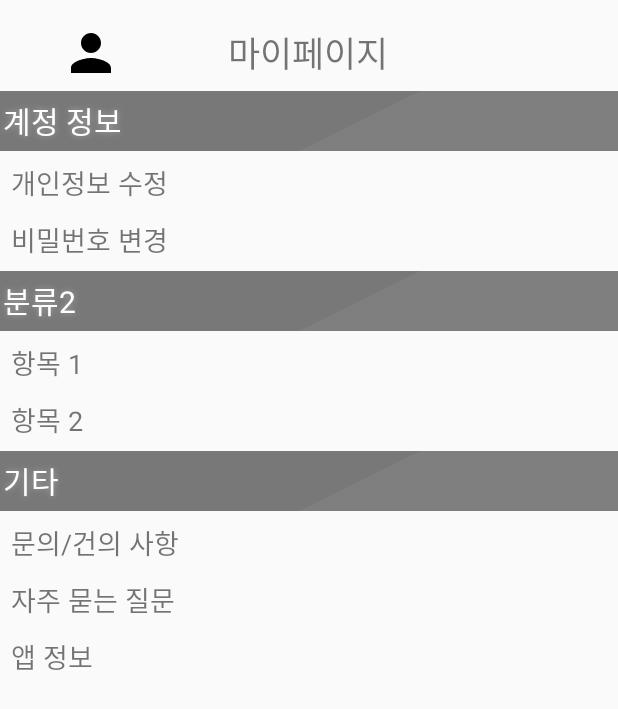
After one commit to NamGungGeon/CSE_InfoApp, an Android app: the MypageActivity screen opened directly, with no data from a screen before it, on a phone screen of 412 x 824 dp. The commit adds this screen. Shown: the top 709 px of the screen. Run offline under Robolectric (Android 15) with nearby library versions, the phone set to English and light mode, and no system bars.

Commit message:
add Mypage Activity and show app information function

```diff
--- a/app/src/main/AndroidManifest.xml
+++ b/app/src/main/AndroidManifest.xml
@@ -16,6 +16,12 @@
             </intent-filter>
         </activity>
         <activity android:name=".MainActivity"></activity>
+        <activity android:name=".MypageActivity"></activity>
+
+        <activity android:name="com.example.denky.greattimetable.AppInformation"
+            android:theme="@style/Theme.AppCompat.Dialog"></activity>
+            <!--android:theme="@style/Theme.AppCompat.Dialog"-->
+
     </application>
 
 </manifest>
--- /dev/null
+++ b/app/src/main/java/com/example/denky/greattimetable/AppInformation.java
@@ -0,0 +1,39 @@
+package com.example.denky.greattimetable;
+
+import android.os.Bundle;
+import android.support.v7.app.AppCompatActivity;
+import android.widget.TextView;
+
+/**
+ * Created by Windows10 on 2017-03-16.
+ */
+
+public class AppInformation extends AppCompatActivity {
+    protected void onCreate(Bundle savedInstance){
+        super.onCreate(savedInstance);
+        setContentView(R.layout.app_information);
+
+        //show application information
+        TextView temp=(TextView)findViewById(R.id.appVerision);
+        temp.setText("앱 버전: "+AppInfo.appVersion);
+
+        temp=(TextView)findViewById(R.id.lastUpdate);
+        temp.setText("마지막 업데이트일: "+AppInfo.lastUpdate);
+
+        temp=(TextView)findViewById(R.id.developerInfo);
+        temp.setText("개발자 정보: "+AppInfo.developerInfo);
+
+    }
+}
+
+//When this app is updated, you must change the value in this class.
+class AppInfo {
+    //This class is never instantiation
+    private AppInfo(){}
+
+    //Using private and getter/setter is better for stable structure,
+    //but that is require so much resource, so we select 'final' and 'static'
+    static final String appVersion="1.0.0";
+    static final String lastUpdate="2017-03-16";
+    static final String developerInfo="컴공찐-따 3인방";
+}
--- a/app/src/main/java/com/example/denky/greattimetable/MainActivity.java
+++ b/app/src/main/java/com/example/denky/greattimetable/MainActivity.java
@@ -1,11 +1,12 @@
 package com.example.denky.greattimetable;
 
-import android.graphics.Bitmap;
+import android.content.Intent;
 import android.os.Bundle;
 import android.os.Handler;
 import android.os.Message;
 import android.support.v4.view.ViewPager;
 import android.support.v7.app.AppCompatActivity;
+import android.view.View;
 
 /**
  * Created by denky on 2017-03-05.
@@ -72,4 +73,16 @@ public class MainActivity extends AppCompatActivity {
         };
         thread.start();
     }
+
+
+    //All Listener Methods are not defined perfectly yet.
+    public void clickedMypageBtn(View v){
+        Intent openMypage=new Intent(getApplicationContext(),MypageActivity.class);
+        startActivity(openMypage);
+    }
+
+    public void clickedHomepage(View v){
+    }
+
+
 }
--- /dev/null
+++ b/app/src/main/java/com/example/denky/greattimetable/MypageActivity.java
@@ -0,0 +1,29 @@
+package com.example.denky.greattimetable;
+
+import android.content.Intent;
+import android.os.Bundle;
+import android.support.v7.app.AppCompatActivity;
+import android.view.View;
+import android.widget.TextView;
+
+
+/**
+ * Created by Windows10 on 2017-03-16.
+ */
+
+public class MypageActivity extends AppCompatActivity {
+    protected void onCreate(Bundle savedInstanceState) {
+        super.onCreate(savedInstanceState);
+        setContentView(R.layout.activitiy_mypage);
+
+        TextView appInfo=(TextView)findViewById(R.id.appinfo);
+        appInfo.setOnClickListener(new View.OnClickListener() {
+            @Override
+            public void onClick(View view) {
+                Intent openAppInfo=new Intent(getApplicationContext(),com.example.denky.greattimetable.AppInformation.class);
+                startActivity(openAppInfo);
+            }
+        });
+    }
+
+}
--- /dev/null
+++ b/app/src/main/res/layout/activitiy_mypage.xml
@@ -0,0 +1,141 @@
+<?xml version="1.0" encoding="utf-8"?>
+<LinearLayout xmlns:android="http://schemas.android.com/apk/res/android"
+    android:orientation="vertical"
+    android:layout_width="match_parent"
+    android:layout_height="match_parent">
+    <LinearLayout
+        android:layout_width="match_parent"
+        android:layout_height="wrap_content"
+        android:layout_marginTop="15dp"
+        android:layout_marginBottom="5dp"
+        android:gravity="center"
+        >
+        <ImageView
+            android:layout_width="40dp"
+            android:layout_height="40dp"
+            android:background="@drawable/profile"
+            android:layout_marginLeft="10dp"
+            />
+        <TextView
+            android:layout_width="250dp"
+            android:layout_height="wrap_content"
+            android:text="마이페이지"
+            android:textSize = "23dp"
+            android:textAlignment="center"
+
+            />
+        <Button
+            android:layout_width="40dp"
+            android:layout_height="40dp"
+            android:visibility="invisible"
+            android:background="@drawable/search"
+            android:layout_marginRight="10dp"
+            />
+
+    </LinearLayout>
+
+    <TextView
+        android:layout_width="match_parent"
+        android:layout_height="40dp"
+        android:background="@drawable/title_t"
+        android:text="계정 정보"
+        android:gravity="center_vertical"
+        android:shadowColor="#A8A8A8"
+        android:shadowDx="0"
+        android:shadowDy="0"
+        android:shadowRadius="5"
+        android:textColor="#ffffff"
+        android:textSize="20dip"
+        android:paddingLeft="2dp"/>
+    <LinearLayout
+        android:layout_width="match_parent"
+        android:layout_height="wrap_content"
+        android:orientation="vertical"
+        android:padding="2dp">
+        <TextView
+            android:layout_width="match_parent"
+            android:layout_height="wrap_content"
+            android:text="개인정보 수정"
+            android:id="@+id/changePrivateInfo"
+            android:textSize="18dp"
+            android:layout_margin= "5dp"/>
+        <TextView
+            android:layout_width="match_parent"
+            android:layout_height="wrap_content"
+            android:text="비밀번호 변경"
+            android:id="@+id/changePassword"
+            android:textSize="18dp"
+            android:layout_margin="5dp"/>
+    </LinearLayout>
+
+    <TextView
+        android:layout_width="match_parent"
+        android:layout_height="40dp"
+        android:background="@drawable/title_t"
+        android:text="분류2"
+        android:gravity="center_vertical"
+        android:shadowColor="#A8A8A8"
+        android:shadowDx="0"
+        android:shadowDy="0"
+        android:shadowRadius="5"
+        android:textColor="#ffffff"
+        android:textSize="20dip"
+        android:paddingLeft="2dp"/>
+    <LinearLayout
+        android:layout_width="match_parent"
+        android:layout_height="wrap_content"
+        android:orientation="vertical"
+        android:padding="2dp">
+        <TextView
+            android:layout_width="match_parent"
+            android:layout_height="wrap_content"
+            android:text="항목 1"
+            android:textSize="18dp"
+            android:layout_margin="5dp"/>
+        <TextView
+            android:layout_width="match_parent"
+            android:layout_height="wrap_content"
+            android:text="항목 2"
+            android:textSize="18dp"
+            android:layout_margin="5dp"/>
+    </LinearLayout>
+
+    <TextView
+        android:layout_width="match_parent"
+        android:layout_height="40dp"
+        android:background="@drawable/title_t"
+        android:text="기타"
+        android:gravity="center_vertical"
+        android:shadowColor="#A8A8A8"
+        android:shadowDx="0"
+        android:shadowDy="0"
+        android:shadowRadius="5"
+        android:textColor="#ffffff"
+        android:textSize="20dip"
+        android:paddingLeft="2dp"/>
+    <LinearLayout
+        android:layout_width="match_parent"
+        android:layout_height="wrap_content"
+        android:orientation="vertical"
+        android:padding="2dp">
+        <TextView
+            android:layout_width="match_parent"
+            android:layout_height="wrap_content"
+            android:text="문의/건의 사항"
+            android:textSize="18dp"
+            android:layout_margin="5dp"/>
+        <TextView
+            android:layout_width="match_parent"
+            android:layout_height="wrap_content"
+            android:text="자주 묻는 질문"
+            android:textSize="18dp"
+            android:layout_margin="5dp"/>
+        <TextView
+            android:layout_width="match_parent"
+            android:layout_height="wrap_content"
+            android:text="앱 정보"
+            android:textSize="18dp"
+            android:layout_margin="5dp"
+            android:id="@+id/appinfo"/>
+    </LinearLayout>
+</LinearLayout>
--- a/app/src/main/res/layout/activity_main.xml
+++ b/app/src/main/res/layout/activity_main.xml
@@ -1,9 +1,11 @@
 <?xml version="1.0" encoding="utf-8"?>
+
 <LinearLayout xmlns:android="http://schemas.android.com/apk/res/android"
     android:orientation="vertical"
     android:layout_width="match_parent"
     android:layout_height="match_parent"
     android:background="#FFFFFF">
+
     <LinearLayout
         android:layout_width="match_parent"
         android:layout_height="wrap_content"
@@ -13,7 +15,6 @@
             android:layout_width="match_parent"
             android:layout_height="wrap_content"
             android:layout_marginTop="15dp"
-
             android:layout_marginBottom="5dp"
             android:gravity="center"
             >
@@ -22,6 +23,7 @@
                 android:layout_height="40dp"
                 android:background="@drawable/profile"
                 android:layout_marginLeft="10dp"
+                android:onClick="clickedMypageBtn"
                 />
             <TextView
                 android:layout_width="250dp"
@@ -34,9 +36,9 @@
             <Button
                 android:layout_width="40dp"
                 android:layout_height="40dp"
-
                 android:background="@drawable/search"
                 android:layout_marginRight="10dp"
+                android:onClick="clickedHomepage"
                 />
 
         </LinearLayout>
@@ -182,8 +184,9 @@
                     android:shadowDy="0"
                     android:shadowRadius="5"
                     android:textColor="#ffffff"
+                    android:textSize="20dip"
                     android:text=" Second category"
-                    android:textSize="20dip"/>
+                    />
 
                 <ListView
                     android:id="@+id/today_listview"
--- /dev/null
+++ b/app/src/main/res/layout/app_information.xml
@@ -0,0 +1,25 @@
+<?xml version="1.0" encoding="utf-8"?>
+<LinearLayout xmlns:android="http://schemas.android.com/apk/res/android"
+    android:orientation="vertical"
+    android:layout_width="match_parent"
+    android:layout_height="match_parent"
+    >
+
+    <TextView
+        android:layout_width="wrap_content"
+        android:layout_height="wrap_content"
+        android:id="@+id/appVerision"
+        android:layout_margin="7dp"/>
+    <TextView
+        android:layout_width="wrap_content"
+        android:layout_height="wrap_content"
+        android:id="@+id/lastUpdate"
+        android:layout_margin="7dp"/>
+    <TextView
+        android:layout_width="wrap_content"
+        android:layout_height="wrap_content"
+        android:id="@+id/developerInfo"
+        android:layout_margin="7dp"
+        android:layout_marginBottom="7dp"/>
+
+</LinearLayout>
```
Lines whose indentation alone changed are shown as unchanged.
